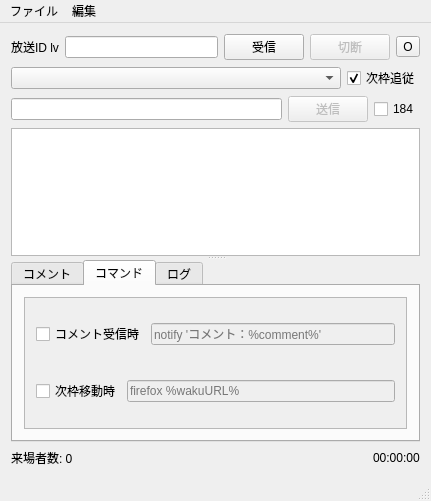
Above: ui/mainwindow.ui from diginatu/Viqo before the change. Below: the same form after it.
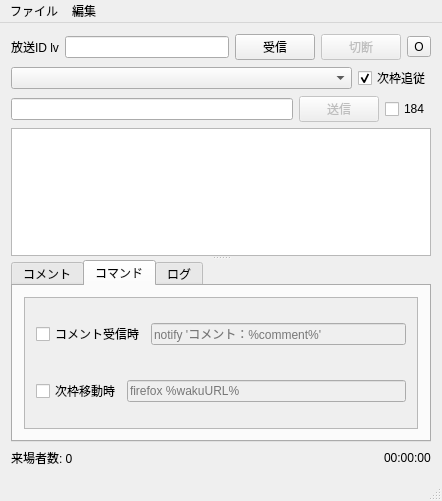
That is the form after the change. The open tabs and pages were chosen to show the change.

Commit message: added a context menu to search by google in the one comment view

The edit to the form file:
```diff
--- a/ui/mainwindow.ui
+++ b/ui/mainwindow.ui
@@ -6,7 +6,7 @@
    <rect>
     <x>0</x>
     <y>0</y>
-    <width>431</width>
+    <width>442</width>
     <height>501</height>
    </rect>
   </property>
@@ -313,7 +313,7 @@
              <rect>
               <x>0</x>
               <y>0</y>
-              <width>389</width>
+              <width>400</width>
               <height>126</height>
              </rect>
             </property>
@@ -483,11 +483,11 @@
     <rect>
      <x>0</x>
      <y>0</y>
-     <width>431</width>
+     <width>442</width>
      <height>25</height>
     </rect>
    </property>
-   <widget class="QMenu" name="menuSetting">
+   <widget class="QMenu" name="file">
     <property name="title">
      <string>ファイル</string>
     </property>
@@ -496,14 +496,14 @@
     <addaction name="separator"/>
     <addaction name="setting"/>
    </widget>
-   <widget class="QMenu" name="menu">
+   <widget class="QMenu" name="edit">
     <property name="title">
      <string>編集</string>
     </property>
     <addaction name="clear"/>
    </widget>
-   <addaction name="menuSetting"/>
-   <addaction name="menu"/>
+   <addaction name="file"/>
+   <addaction name="edit"/>
   </widget>
   <widget class="QStatusBar" name="statusBar"/>
   <action name="actionSave">
```
Left out of the diff: 83 changed lines with no effect on the pictures. The commit also changes 8 other files.
